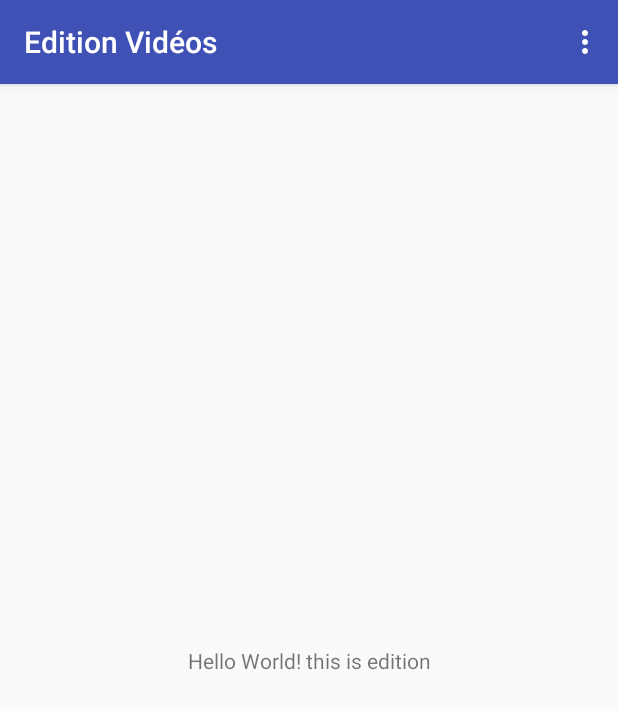
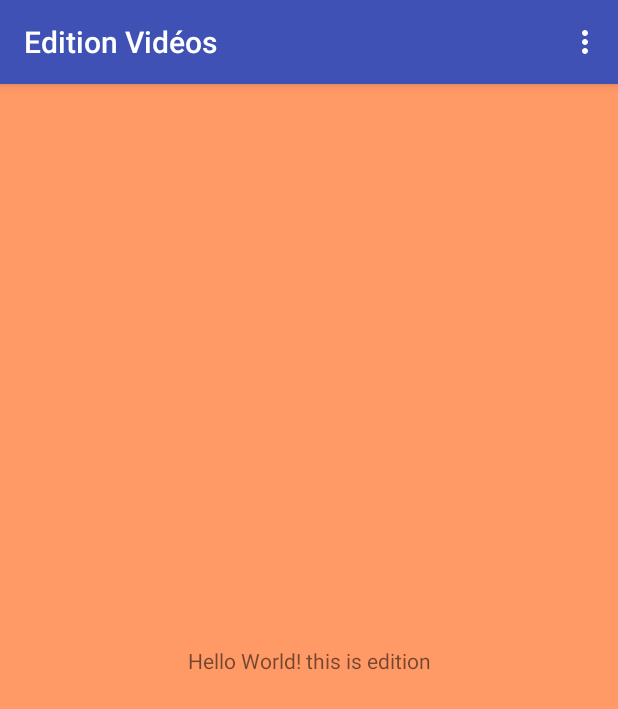
Before and after one commit to minthubk/FairLand, an Android app: the EditionVideoActivity screen opened directly, with no data from a screen before it, on a phone screen of 412 x 824 dp. Shown: the top 709 px of the screen. Run offline under Robolectric (Android 15) with nearby library versions, the phone set to English and light mode, and no system bars.

Commit message:
changement background color

```diff
--- a/app/src/main/res/layout/activity_edition.xml
+++ b/app/src/main/res/layout/activity_edition.xml
@@ -4,7 +4,8 @@
     xmlns:tools="http://schemas.android.com/tools"
     android:layout_width="match_parent"
     android:layout_height="match_parent"
-    tools:context="storyland.storyland.EditionVideoActivity">
+    tools:context="storyland.storyland.EditionVideoActivity"
+    android:background="@color/orange">
 
     <TextView
         android:layout_width="wrap_content"
--- a/app/src/main/res/layout/activity_liste.xml
+++ b/app/src/main/res/layout/activity_liste.xml
@@ -4,7 +4,8 @@
     xmlns:tools="http://schemas.android.com/tools"
     android:layout_width="match_parent"
     android:layout_height="match_parent"
-    tools:context="storyland.storyland.ListeVideoActivity">
+    tools:context="storyland.storyland.ListeVideoActivity"
+    android:background="@color/orange">
 
 
 
```
